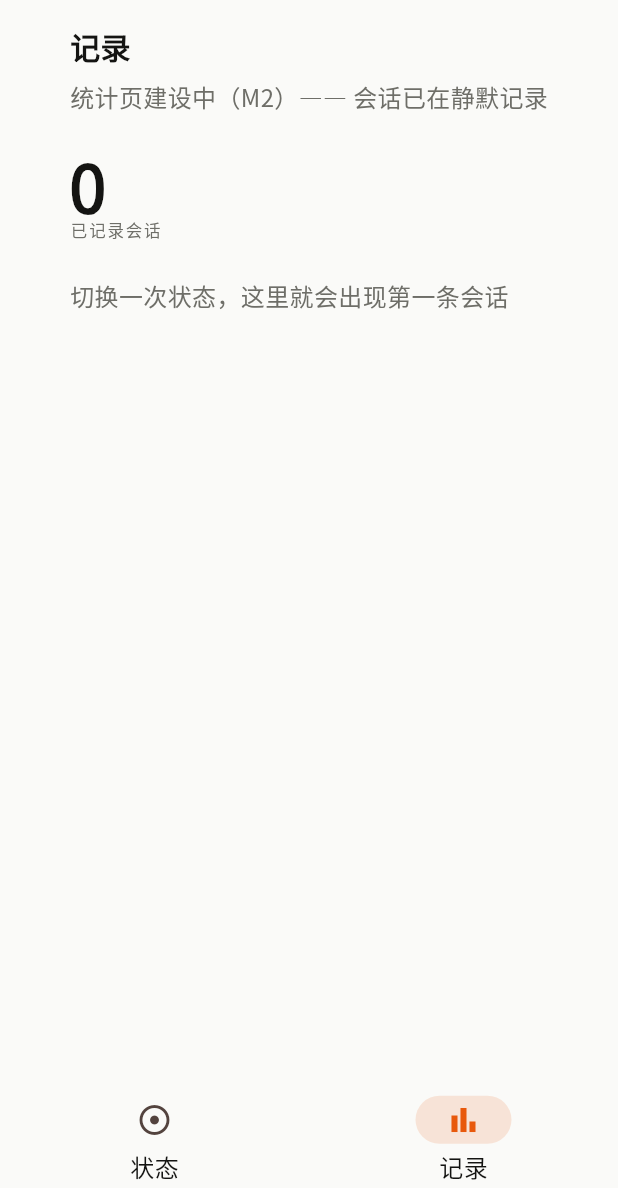
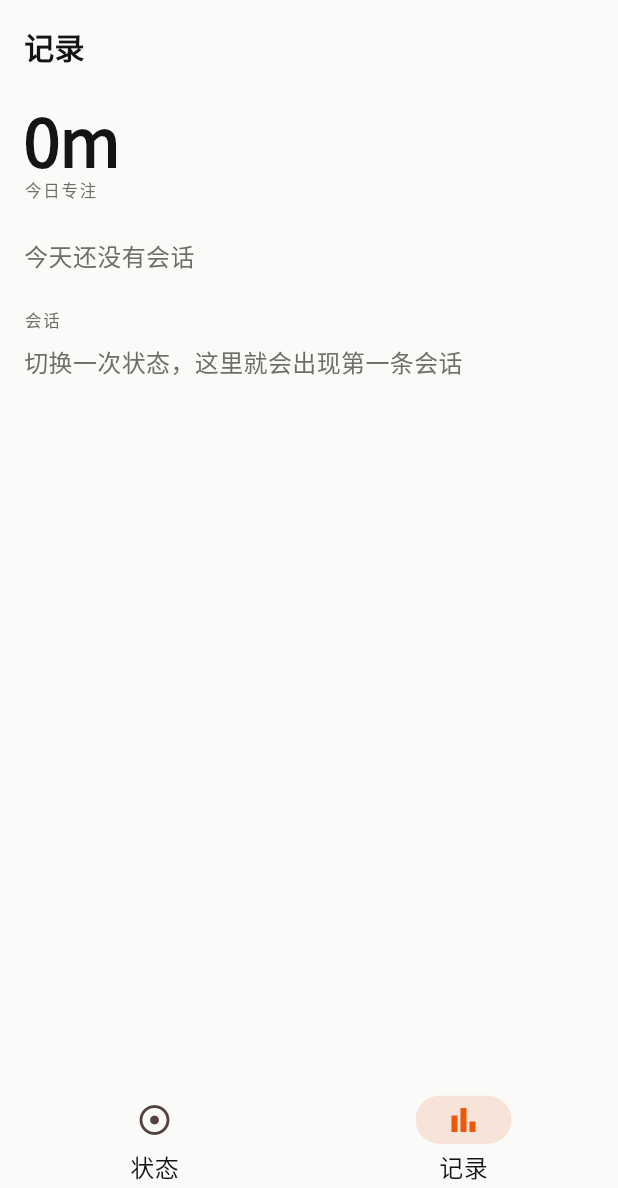
Before and after one commit to PengZiHaoO/e-ink, a Flutter app: the MainPage screen opened directly with empty values, item 2 of the bottom bar chosen, on a phone screen of 412 x 824 dp, the part 48-1236 px from its top. Run offline on Flutter 3.47's test engine with Material 3 defaults, Android fonts, the phone set to English and light mode, and no system bars; our stand-ins replace shared_preferences, sqflite_common_ffi; accounts and stored records are empty.

Commit message:
feat(app): T5 记录域 UI——编辑感账本（R3/R4/R5）
- 屏3 v2：英雄统计（今日专注 44px + FOCUS TODAY micro）+ streak 火焰 +
  分状态 breakdown 发丝线表行 + 会话流水（meta 等宽时间区间）
- SessionStats 纯函数：todayByState/longestToday/streak（早晨不断链规则）/fmtDuration
- R5 补记提示：跨日开放专注 → 启动弹窗「现在结束/仍在继续」；
  结束 = closeOpenSession（区间 since→now 入账并自 now 重开，防重复计入）
- 测试：stats 11 项 + R5 弹窗 widget 测试；记录 runAsync/fake-async 混合陷阱（手势须在 runAsync 域内）
- 88/88 全绿

Co-Authored-By: Claude Code <noreply@anthropic.com>

```diff
--- /dev/null
+++ b/app/focus_card/lib/core/state/session_stats.dart
@@ -0,0 +1,67 @@
+/// R3/R4 · 统计纯函数（可单测；UI 只做展示）。
+library;
+
+import 'card_state.dart';
+import 'state_machine.dart';
+
+/// HH:mm（meta 用）
+String hhmm(DateTime t) =>
+    '${t.hour.toString().padLeft(2, '0')}:${t.minute.toString().padLeft(2, '0')}';
+
+/// 时长格式：≥1h → '2h 14m'；否则 '47m'
+String fmtDuration(Duration d) {
+  if (d.inMinutes <= 0) return '0m';
+  final h = d.inHours;
+  final m = d.inMinutes % 60;
+  return h > 0 ? '${h}h ${m}m' : '${m}m';
+}
+
+abstract final class SessionStats {
+  static bool sameDay(DateTime a, DateTime b) =>
+      a.year == b.year && a.month == b.month && a.day == b.day;
+
+  /// 今日各状态时长（跨日会话归开始日——M1 简单规则）
+  static Map<CardState, Duration> todayByState(
+      List<SessionRecord> rs, DateTime now) {
+    final m = <CardState, Duration>{};
+    for (final r in rs) {
+      if (!sameDay(r.start, now)) continue;
+      m[r.state] = (m[r.state] ?? Duration.zero) + r.duration;
+    }
+    return m;
+  }
+
+  /// 今日最长单次会话
+  static Duration? longestToday(List<SessionRecord> rs, DateTime now) {
+    Duration? best;
+    for (final r in rs) {
+      if (sameDay(r.start, now) && (best == null || r.duration > best)) {
+        best = r.duration;
+      }
+    }
+    return best;
+  }
+
+  /// R4 streak：有 ≥1 条已关闭专注会话的连续天数。
+  /// 今日还没有时允许链条止于昨天（早晨不断链）。
+  static int streak(List<SessionRecord> rs, DateTime now) {
+    final days = <DateTime>{};
+    for (final r in rs) {
+      if (r.state.isFocus) {
+        days.add(DateTime(r.start.year, r.start.month, r.start.day));
+      }
+    }
+    if (days.isEmpty) return 0;
+    var day = DateTime(now.year, now.month, now.day);
+    if (!days.contains(day)) {
+      day = day.subtract(const Duration(days: 1));
+      if (!days.contains(day)) return 0;
+    }
+    var n = 0;
+    while (days.contains(day)) {
+      n++;
+      day = day.subtract(const Duration(days: 1));
+    }
+    return n;
+  }
+}
--- a/app/focus_card/lib/l10n/app_localizations.dart
+++ b/app/focus_card/lib/l10n/app_localizations.dart
@@ -434,6 +434,54 @@ abstract class AppLocalizations {
   /// **'切换一次状态，这里就会出现第一条会话'**
   String get recordsEmpty;
 
+  /// No description provided for @focusToday.
+  ///
+  /// In zh, this message translates to:
+  /// **'今日专注'**
+  String get focusToday;
+
+  /// No description provided for @streakDays.
+  ///
+  /// In zh, this message translates to:
+  /// **'连续 {n} 天'**
+  String streakDays(int n);
+
+  /// No description provided for @sessionsHeader.
+  ///
+  /// In zh, this message translates to:
+  /// **'会话'**
+  String get sessionsHeader;
+
+  /// No description provided for @todayEmpty.
+  ///
+  /// In zh, this message translates to:
+  /// **'今天还没有会话'**
+  String get todayEmpty;
+
+  /// No description provided for @openSessionTitle.
+  ///
+  /// In zh, this message translates to:
+  /// **'还在专注吗？'**
+  String get openSessionTitle;
+
+  /// No description provided for @openSessionBody.
+  ///
+  /// In zh, this message translates to:
+  /// **'卡片从 {time} 起一直显示「{state}」。'**
+  String openSessionBody(String state, String time);
+
+  /// No description provided for @endNow.
+  ///
+  /// In zh, this message translates to:
+  /// **'现在结束'**
+  String get endNow;
+
+  /// No description provided for @stillGoing.
+  ///
+  /// In zh, this message translates to:
+  /// **'仍在继续'**
+  String get stillGoing;
+
   /// No description provided for @errTimeout.
   ///
   /// In zh, this message translates to:
--- a/app/focus_card/lib/l10n/app_zh.arb
+++ b/app/focus_card/lib/l10n/app_zh.arb
@@ -68,6 +68,23 @@
   "recordsBuilding": "统计页建设中（M2）—— 会话已在静默记录",
   "recordedSessions": "已记录会话",
   "recordsEmpty": "切换一次状态，这里就会出现第一条会话",
+  "focusToday": "今日专注",
+  "streakDays": "连续 {n} 天",
+  "@streakDays": {
+    "placeholders": { "n": { "type": "int" } }
+  },
+  "sessionsHeader": "会话",
+  "todayEmpty": "今天还没有会话",
+  "openSessionTitle": "还在专注吗？",
+  "openSessionBody": "卡片从 {time} 起一直显示「{state}」。",
+  "@openSessionBody": {
+    "placeholders": {
+      "state": { "type": "String" },
+      "time": { "type": "String" }
+    }
+  },
+  "endNow": "现在结束",
+  "stillGoing": "仍在继续",
   "errTimeout": "没有读到卡片，请把手机贴紧卡片中央再试",
   "errCapacity": "内容超出卡片容量，试试缩短留言",
   "errReadOnly": "卡片已被写保护，无法更新",
--- a/app/focus_card/lib/screens/records_screen.dart
+++ b/app/focus_card/lib/screens/records_screen.dart
@@ -1,19 +1,18 @@
-/// 屏3「记录」—— M1 过渡版（文案走 l10n）：会话流水证明打点管线通；
-/// 正式统计/streak/补记在 T5（M2）。
+/// 屏3「记录」v2（T5）：编辑感账本 = 英雄统计 + 分状态 breakdown + 会话流水。
+/// 设计语言：发丝线表行、巨大数字、micro 标签、meta 等宽（Digital Card v2）。
 library;
 
 import 'package:flutter/material.dart';
 
 import '../app/deps.dart';
 import '../app/theme.dart';
+import '../core/state/card_state.dart';
+import '../core/state/session_stats.dart';
 import '../l10n/app_localizations.dart';
 
 class RecordsScreen extends StatelessWidget {
   final AppDeps deps;
   const RecordsScreen({super.key, required this.deps});
-
-  String _hhmm(DateTime t) =>
-      '${t.hour.toString().padLeft(2, '0')}:${t.minute.toString().padLeft(2, '0')}';
 
   @override
   Widget build(BuildContext context) {
@@ -23,6 +22,10 @@ class RecordsScreen extends StatelessWidget {
       listenable: deps.sessionLog,
       builder: (context, _) {
         final log = deps.sessionLog;
+        final now = DateTime.now();
+        final byState = SessionStats.todayByState(log.records, now);
+        final focusToday = byState[CardState.focusing] ?? Duration.zero;
+        final streak = SessionStats.streak(log.records, now);
         return SafeArea(
           bottom: false,
           child: SingleChildScrollView(
@@ -34,20 +37,45 @@ class RecordsScreen extends StatelessWidget {
                   crossAxisAlignment: CrossAxisAlignment.start,
                   children: [
                     Text(l.recordsTitle, style: T.title),
-                    const SizedBox(height: T.s1),
-                    Text(l.recordsBuilding,
-                        style: T.body.copyWith(color: T.inkSub)),
                     const SizedBox(height: T.s3),
-                    Text('${log.count}', style: T.display),
-                    Text(l.recordedSessions.toUpperCase(), style: T.micro),
+                    // 英雄统计：今日专注 + streak
+                    Row(
+                      crossAxisAlignment: CrossAxisAlignment.end,
+                      children: [
+                        Expanded(
+                          child: Column(
+                            crossAxisAlignment: CrossAxisAlignment.start,
+                            children: [
+                              Text(fmtDuration(focusToday), style: T.display),
+                              const SizedBox(height: T.s05),
+                              Text(l.focusToday.toUpperCase(), style: T.micro),
+                            ],
+                          ),
+                        ),
+                        if (streak > 0)
+                          Padding(
+                            padding: const EdgeInsets.only(bottom: T.s05),
+                            child: Row(
+                              children: [
+                                const Icon(Icons.local_fire_department,
+                                    color: T.accent, size: 20),
+                                const SizedBox(width: T.s05),
+                                Text(l.streakDays(streak),
+                                    style: T.body.copyWith(
+                                        fontWeight: FontWeight.w700)),
+                              ],
+                            ),
+                          ),
+                      ],
+                    ),
                     const SizedBox(height: T.s3),
-                    if (log.records.isEmpty)
-                      Text(l.recordsEmpty,
+                    // 分状态 breakdown（今日，发丝线表行）
+                    if (byState.isEmpty)
+                      Text(l.todayEmpty,
                           style: T.body.copyWith(color: T.inkSub))
                     else
-                      // 编辑感账本：发丝线表行（非盒装容器）
                       ...[
-                        for (final r in log.records.reversed) ...[
+                        for (final e in byState.entries) ...[
                           const Divider(height: 1),
                           Padding(
                             padding:
@@ -59,22 +87,41 @@ class RecordsScreen extends StatelessWidget {
                                   height: 8,
                                   decoration: BoxDecoration(
                                     shape: BoxShape.circle,
-                                    color: r.state.isFocus ? T.ink : T.inkSub,
+                                    color: e.key.isFocus ? T.ink : T.inkSub,
                                   ),
                                 ),
                                 const SizedBox(width: T.s2),
-                                Text(r.state.buttonLabel(zh), style: T.body),
+                                Text(e.key.buttonLabel(zh), style: T.body),
                                 const Spacer(),
-                                Text(
-                                  '${_hhmm(r.start)}–${_hhmm(r.end)} · ${r.duration.inMinutes}m',
-                                  style: T.meta,
-                                ),
+                                Text(fmtDuration(e.value), style: T.meta),
                               ],
                             ),
                           ),
                         ],
                         const Divider(height: 1),
                       ],
+                    const SizedBox(height: T.s3),
+                    // 会话流水
+                    Text(l.sessionsHeader.toUpperCase(), style: T.micro),
+                    const SizedBox(height: T.s1),
+                    if (log.records.isEmpty)
+                      Text(l.recordsEmpty,
+                          style: T.body.copyWith(color: T.inkSub))
+                    else
+                      for (final r in log.records.reversed)
+                        Padding(
+                          padding: const EdgeInsets.symmetric(vertical: T.s1),
+                          child: Row(
+                            children: [
+                              Text('${hhmm(r.start)}–${hhmm(r.end)}',
+                                  style: T.meta),
+                              const SizedBox(width: T.s2),
+                              Text(r.state.buttonLabel(zh), style: T.body),
+                              const Spacer(),
+                              Text(fmtDuration(r.duration), style: T.meta),
+                            ],
+                          ),
+                        ),
                   ],
                 ),
               ),
```
Also changed, not shown: app/focus_card/lib/core/state/state_machine.dart (+16 -0 lines), app/focus_card/lib/l10n/app_en.arb (+17 -0 lines), app/focus_card/lib/l10n/app_localizations_en.dart (+28 -0 lines), app/focus_card/lib/l10n/app_localizations_zh.dart (+28 -0 lines), app/focus_card/lib/screens/main_page.dart (+62 -1 lines), 2 other files.
